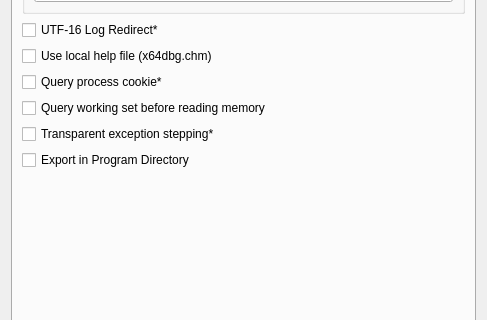
Above: src/gui/Src/Gui/SettingsDialog.ui from x64dbg/x64dbg before the change; both pictures show x 0 to 487 and y 225 to 545 of the 487 by 668 pixel window. Below: the same form after it.
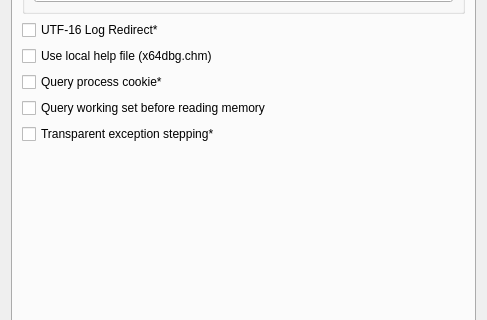
That is the form after the change. The open tabs and pages were chosen to show the change. Icons and pictures are not drawn.

Commit message: Delete the new option; rely only on the existing option "SaveDatabaseInProgramDirectory".

The edit to the form file:
```diff
--- a/src/gui/Src/Gui/SettingsDialog.ui
+++ b/src/gui/Src/Gui/SettingsDialog.ui
@@ -1180,13 +1180,6 @@
          </property>
         </widget>
        </item>
-       <item>
-        <widget class="QCheckBox" name="chkExportInProgramDirectory">
-         <property name="text">
-          <string>Export in Program Directory</string>
-         </property>
-        </widget>
-       </item>
        <item>
         <spacer name="verticalSpacerMisc">
          <property name="orientation">
```
The commit also changes 17 other files.
